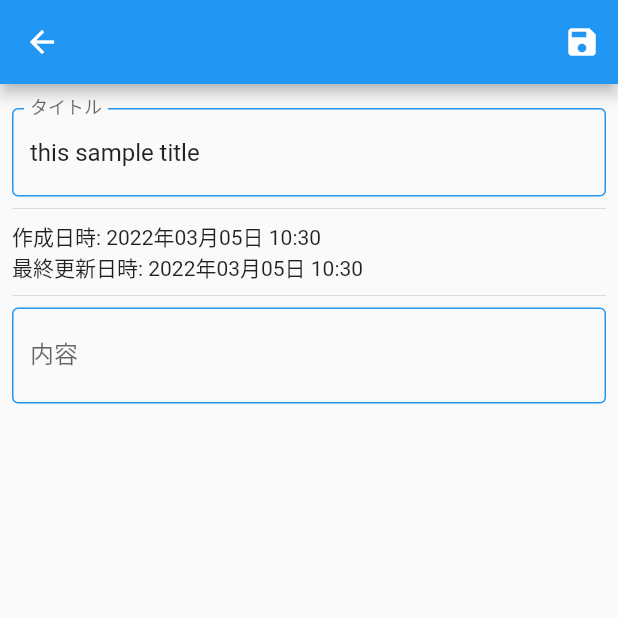
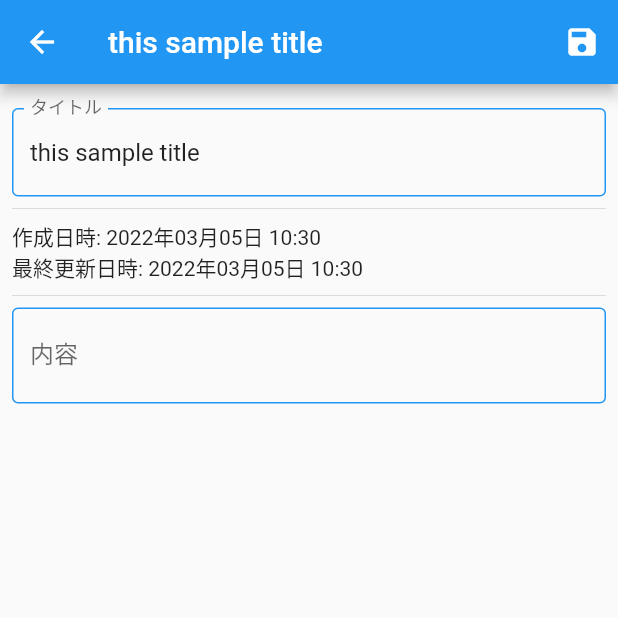
Before and after one commit to Pregum/prememo, a Flutter app: the ContentCreatePage screen opened by its route, on a phone screen of 412 x 824 dp, the top half of it. Run offline on Flutter 3.47's test engine with Material 2 defaults, Android fonts, the phone set to English and light mode, and no system bars; our stand-ins replace cloud_firestore, firebase_auth, firebase_core, flutter_dotenv, flutter_riverpod; missing offline and left inert: flutterfire_ui; accounts and stored records are empty.

Commit message:
update: Appbarのタイトルをcontent.titleから引っ張ってくる様にした。

```diff
--- a/lib/view/content/content_create_page.dart
+++ b/lib/view/content/content_create_page.dart
@@ -56,6 +56,7 @@ class _ContentCreatePageState extends ConsumerState<ContentCreatePage> {
         );
     return Scaffold(
       appBar: AppBar(
+        title: Text(content.title),
         actions: [
           IconButton(
             onPressed: () async {
```
